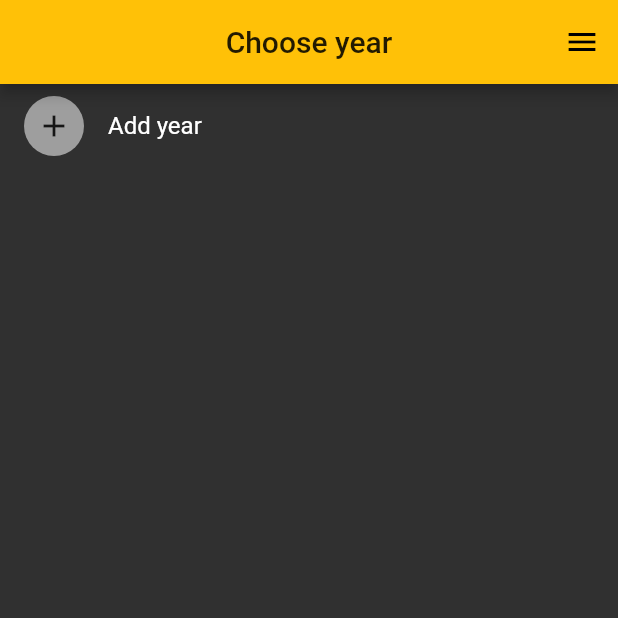
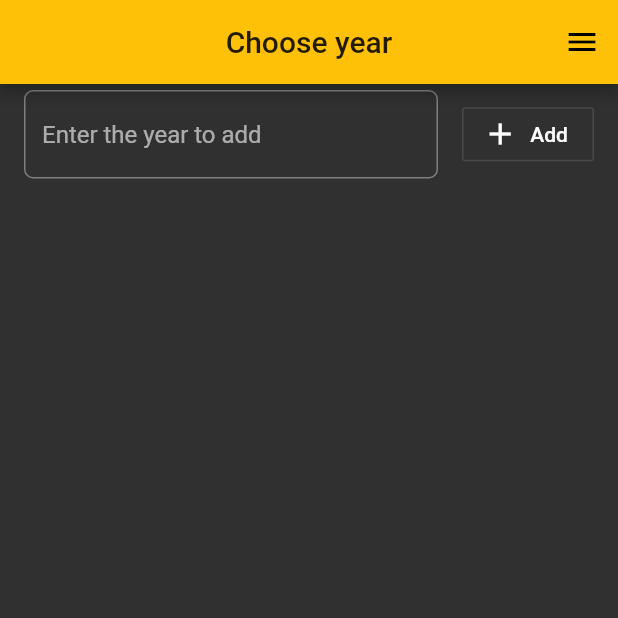
Before and after one commit to Aman-Malhotra/AttendenceApp, a Flutter app: the screen it shows after launch, on a phone screen of 412 x 824 dp, the top half of it. Run offline on Flutter 3.47's test engine with Material 2 defaults, Android fonts, the phone set to English and light mode, and no system bars; our stand-ins replace sqflite; accounts and stored records are empty.

Commit message:
Updated Add Year Bar

```diff
--- a/lib/mainClass.dart
+++ b/lib/mainClass.dart
@@ -1,16 +1,20 @@
 import 'package:flutter/material.dart';
 import 'yearsPage.dart';
 import 'package:attendence_app/Database/database.dart';
+
 class MainClass extends StatefulWidget {
   @override
   _MainClassState createState() => _MainClassState();
 }
 
 class _MainClassState extends State<MainClass> {
+  DatabaseClient db;
   @override
-  void initState(){
+  void initState() {
     super.initState();
+    db = new DatabaseClient();
   }
+
   @override
   Widget build(BuildContext context) {
     return Scaffold(
@@ -19,10 +23,19 @@ class _MainClassState extends State<MainClass> {
         centerTitle: true,
       ),
       endDrawer: Drawer(
-
+        child: ListView(
+          children: <Widget>[
+            ListTile(
+              leading: CircleAvatar(child: Icon(Icons.delete)),
+              title: Text("Empty Database"),
+              onTap: (){
+                db.deleteDb().whenComplete((){setState((){});});
+              },
+            ),
+          ],
+        ),
       ),
       body: YearsPage(),
     );
-
   }
 }
--- a/lib/yearsPage.dart
+++ b/lib/yearsPage.dart
@@ -33,6 +33,7 @@ class _YearsPageState extends State<YearsPage> {
   }
 
   var count = 0;
+  TextEditingController controller = new TextEditingController();
 
   @override
   Widget build(BuildContext context) {
@@ -46,12 +47,28 @@ class _YearsPageState extends State<YearsPage> {
         itemBuilder: (BuildContext context, int index) {
           if (index == 0) {
             return ListTile(
-                leading: CircleAvatar(child: Icon(Icons.add)),
-                title: Text("Add year"),
-                onTap: () {
-                  addYear("SecondYear");
-//                db.deleteDb();
-                });
+              title: TextFormField(
+                controller: controller,
+                enabled: true,
+//                  inputFormatters: ,
+                textAlign: TextAlign.left,
+                decoration: InputDecoration(
+                  hintText: "Enter the year to add",
+                  border: OutlineInputBorder(
+                      borderRadius:
+                          const BorderRadius.all(const Radius.circular(6.0))),
+                ),
+              ),
+              trailing: OutlineButton.icon(
+                label: Text("Add"),
+                icon: Icon(Icons.add),
+                onPressed: () {
+                  if(controller.text.trim().length != 0){
+                    addYear(controller.text);
+                  }
+                },
+              ),
+            );
           }
           return AnimatedContainer(
             padding: EdgeInsets.only(top: 5.0, bottom: 5.0),
@@ -74,7 +91,7 @@ class _YearsPageState extends State<YearsPage> {
 //                backgroundColor: th.primaryColor.withOpacity(0.5),
               ),
               title: Text(db.yearsList[index - 1]),
-              trailing: Row(
+              trailing: Column(
                 crossAxisAlignment: CrossAxisAlignment.end,
                 mainAxisAlignment: MainAxisAlignment.end,
                 children: <Widget>[
--- a/pubspec.yaml
+++ b/pubspec.yaml
@@ -6,6 +6,7 @@ dependencies:
     sdk: flutter
   sqflite:
   path_provider:
+  flushbar:
 
   # The following adds the Cupertino Icons font to your application.
   # Use with the CupertinoIcons class for iOS style icons.
```
Also changed, not shown: pubspec.lock.
